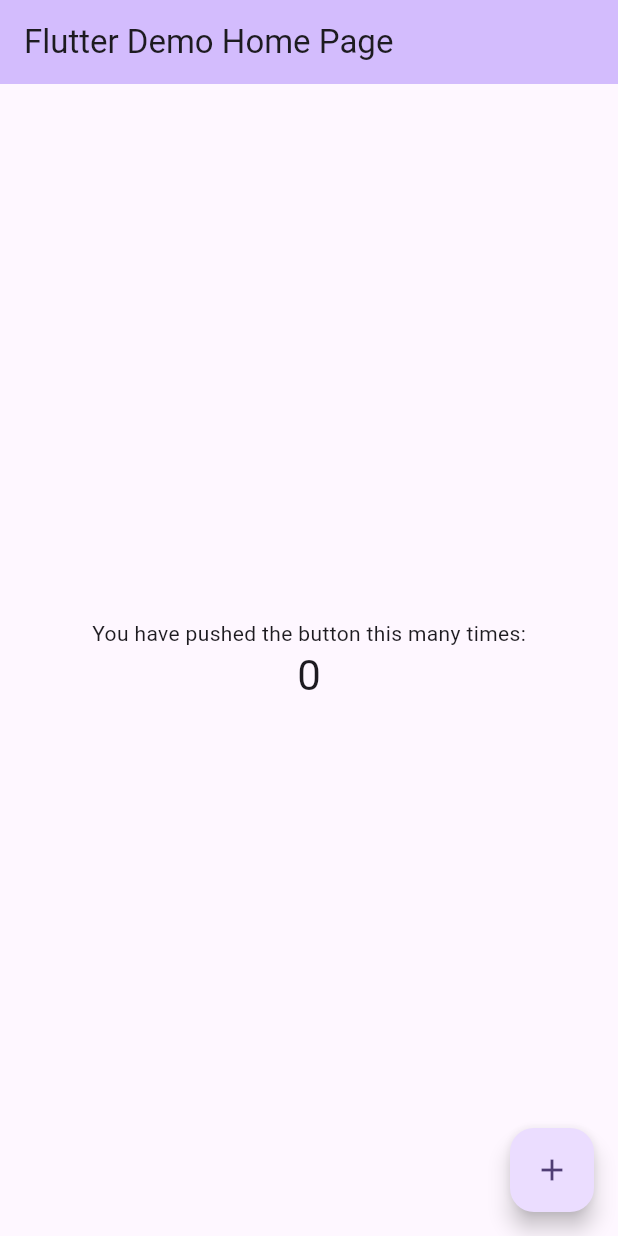
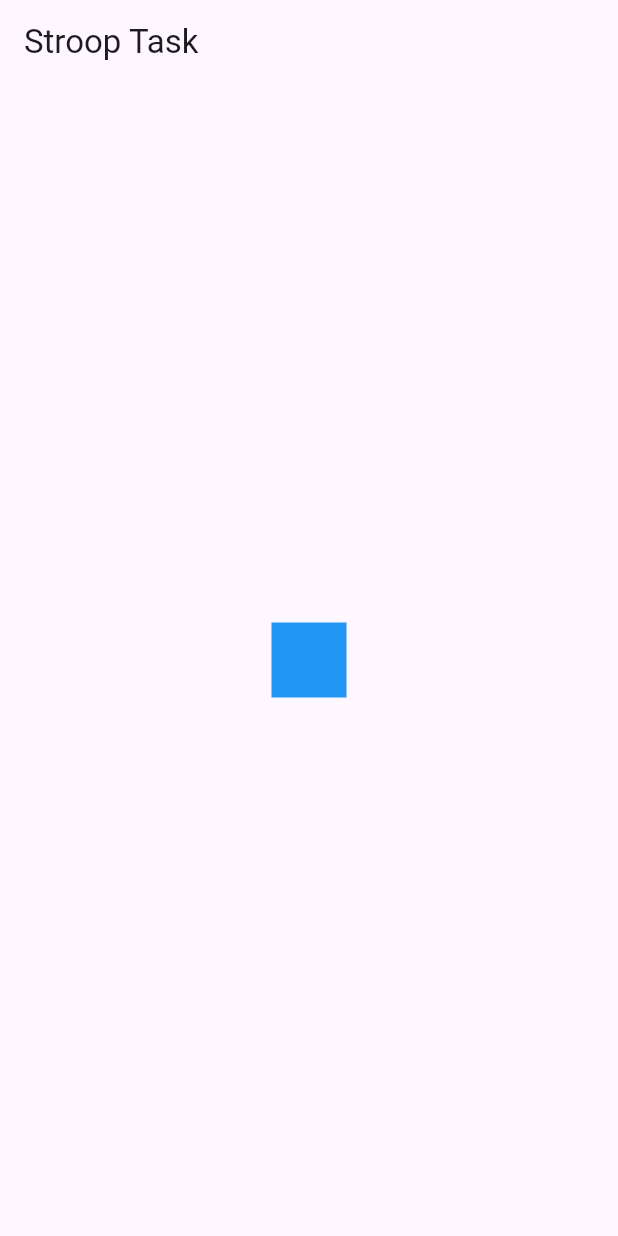
Before and after one commit to Neurotech-BCI/Application, a Flutter app: the screen it shows after launch, on a phone screen of 412 x 824 dp. Run offline on Flutter 3.47's test engine with Material 3 defaults, Android fonts, the phone set to English and light mode, and no system bars; our stand-ins replace csv, flutter_bloc, time.

Commit message:
STROOP: STARTER SCAFFOLD

```diff
--- a/stroop/lib/main.dart
+++ b/stroop/lib/main.dart
@@ -1,125 +1,92 @@
+import 'dart:math';
 import 'package:flutter/material.dart';
+import 'package:flutter_bloc/flutter_bloc.dart';
+import 'package:time/time.dart';
+import 'package:csv/csv.dart';
 
-void main() {
+Color red = const Color(0xFFF44336);
+Color blue = const Color(0xFF2196F3);
+Color green = const Color(0xFF4CAF50);
+Color brown = const Color(0xFF795548);
+Color purple = const Color(0xFF9C27B0);
+
+List<Color> colors = [red, blue, green, brown, purple];
+List<String> words = ['Red', 'Blue', 'Green', 'Brown', 'Purple'];
+List<int> types = [0, 1, 2];
+
+// Make a top-level Random instance
+final Random randy = Random();
+
+class TestObjectState {
+  final Color color;
+  final String word;
+  final int type;
+
+  const TestObjectState(this.color, this.word, this.type);
+}
+
+class TestObjectCubit extends Cubit<TestObjectState> {
+  // We no longer try to seed Random here with a non-static field
+  TestObjectCubit() : super(TestObjectState(colors[0], words[0], 0));
+
+}
+
+// Now this can use the top-level 'randy'
+List<int> generateRandomSequence() {
+  return [
+    randy.nextInt(5),
+    randy.nextInt(5),
+    randy.nextInt(3),
+  ];
+}
+void main()
+{
   runApp(const MyApp());
 }
 
-class MyApp extends StatelessWidget {
+class MyApp extends StatelessWidget
+{
   const MyApp({super.key});
 
-  // This widget is the root of your application.
   @override
   Widget build(BuildContext context) {
     return MaterialApp(
-      title: 'Flutter Demo',
-      theme: ThemeData(
-        // This is the theme of your application.
-        //
-        // TRY THIS: Try running your application with "flutter run". You'll see
-        // the application has a purple toolbar. Then, without quitting the app,
-        // try changing the seedColor in the colorScheme below to Colors.green
-        // and then invoke "hot reload" (save your changes or press the "hot
-        // reload" button in a Flutter-supported IDE, or press "r" if you used
-        // the command line to start the app).
-        //
-        // Notice that the counter didn't reset back to zero; the application
-        // state is not lost during the reload. To reset the state, use hot
-        // restart instead.
-        //
-        // This works for code too, not just values: Most code changes can be
-        // tested with just a hot reload.
-        colorScheme: ColorScheme.fromSeed(seedColor: Colors.deepPurple),
-        useMaterial3: true,
-      ),
-      home: const MyHomePage(title: 'Flutter Demo Home Page'),
+      title: 'Stroop Task',
+      home: const MyHomePage(title: 'Stroop Task'),
     );
   }
 }
 
-class MyHomePage extends StatefulWidget {
+class MyHomePage extends StatelessWidget
+{
   const MyHomePage({super.key, required this.title});
-
-  // This widget is the home page of your application. It is stateful, meaning
-  // that it has a State object (defined below) that contains fields that affect
-  // how it looks.
-
-  // This class is the configuration for the state. It holds the values (in this
-  // case the title) provided by the parent (in this case the App widget) and
-  // used by the build method of the State. Fields in a Widget subclass are
-  // always marked "final".
-
   final String title;
 
   @override
-  State<MyHomePage> createState() => _MyHomePageState();
-}
-
-class _MyHomePageState extends State<MyHomePage> {
-  int _counter = 0;
-
-  void _incrementCounter() {
-    setState(() {
-      // This call to setState tells the Flutter framework that something has
-      // changed in this State, which causes it to rerun the build method below
-      // so that the display can reflect the updated values. If we changed
-      // _counter without calling setState(), then the build method would not be
-      // called again, and so nothing would appear to happen.
-      _counter++;
-    });
-  }
-
-  @override
-  Widget build(BuildContext context) {
-    // This method is rerun every time setState is called, for instance as done
-    // by the _incrementCounter method above.
-    //
-    // The Flutter framework has been optimized to make rerunning build methods
-    // fast, so that you can just rebuild anything that needs updating rather
-    // than having to individually change instances of widgets.
+  Widget build(BuildContext context)
+  {
     return Scaffold(
       appBar: AppBar(
-        // TRY THIS: Try changing the color here to a specific color (to
-        // Colors.amber, perhaps?) and trigger a hot reload to see the AppBar
-        // change color while the other colors stay the same.
-        backgroundColor: Theme.of(context).colorScheme.inversePrimary,
-        // Here we take the value from the MyHomePage object that was created by
-        // the App.build method, and use it to set our appbar title.
-        title: Text(widget.title),
+        title: Text(title),
       ),
-      body: Center(
-        // Center is a layout widget. It takes a single child and positions it
-        // in the middle of the parent.
-        child: Column(
-          // Column is also a layout widget. It takes a list of children and
-          // arranges them vertically. By default, it sizes itself to fit its
-          // children horizontally, and tries to be as tall as its parent.
-          //
-          // Column has various properties to control how it sizes itself and
-          // how it positions its children. Here we use mainAxisAlignment to
-          // center the children vertically; the main axis here is the vertical
-          // axis because Columns are vertical (the cross axis would be
-          // horizontal).
-          //
-          // TRY THIS: Invoke "debug painting" (choose the "Toggle Debug Paint"
-          // action in the IDE, or press "p" in the console), to see the
-          // wireframe for each widget.
-          mainAxisAlignment: MainAxisAlignment.center,
-          children: <Widget>[
-            const Text(
-              'You have pushed the button this many times:',
-            ),
-            Text(
-              '$_counter',
-              style: Theme.of(context).textTheme.headlineMedium,
-            ),
-          ],
-        ),
+      body: Column(
+        mainAxisAlignment: MainAxisAlignment.center,
+        children: [
+          Row(
+            mainAxisAlignment: MainAxisAlignment.center,
+            children: [
+              Container(
+                width: 50,
+                height: 50,
+                decoration: BoxDecoration(
+                  color: Colors.blue,
+                  shape: BoxShape.rectangle,
+                ),
+              ),
+            ]
+            )
+        ],
       ),
-      floatingActionButton: FloatingActionButton(
-        onPressed: _incrementCounter,
-        tooltip: 'Increment',
-        child: const Icon(Icons.add),
-      ), // This trailing comma makes auto-formatting nicer for build methods.
     );
   }
 }
--- a/stroop/pubspec.yaml
+++ b/stroop/pubspec.yaml
@@ -34,6 +34,10 @@ dependencies:
   # The following adds the Cupertino Icons font to your application.
   # Use with the CupertinoIcons class for iOS style icons.
   cupertino_icons: ^1.0.8
+  time: ^2.1.5
+  csv: ^6.0.0
+  bloc: ^9.0.0
+  flutter_bloc: ^9.0.0
 
 dev_dependencies:
   flutter_test:
```
Also changed, not shown: stroop/pubspec.lock.
